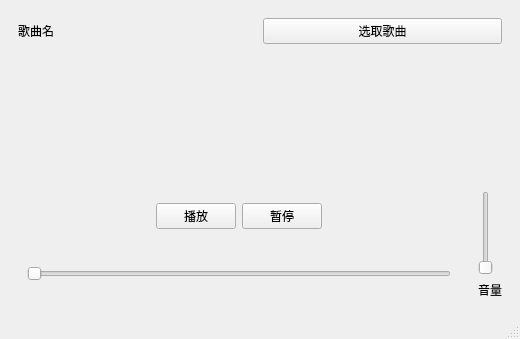
This is mainwindow.ui in WEI-F/MusicPlayer as Qt 5 draws it before an edit. The edited form follows.
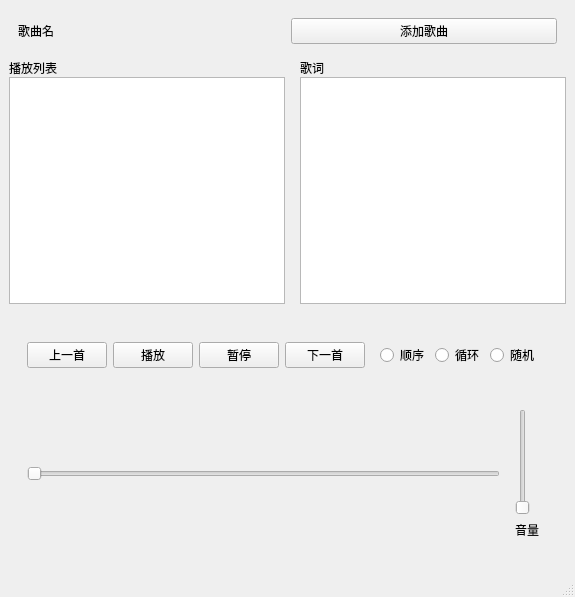
This is the edited form.

```diff
--- a/mainwindow.ui
+++ b/mainwindow.ui
@@ -6,10 +6,16 @@
    <rect>
     <x>0</x>
     <y>0</y>
-    <width>520</width>
-    <height>339</height>
+    <width>489</width>
+    <height>597</height>
    </rect>
   </property>
+  <property name="maximumSize">
+   <size>
+    <width>489</width>
+    <height>597</height>
+   </size>
+  </property>
   <property name="windowTitle">
    <string>MainWindow</string>
   </property>
@@ -31,7 +37,7 @@
           <cursorShape>PointingHandCursor</cursorShape>
          </property>
          <property name="text">
-          <string>选取歌曲</string>
+          <string>添加歌曲</string>
          </property>
         </widget>
        </item>
@@ -39,43 +45,23 @@
      </widget>
     </item>
     <item>
-     <spacer name="verticalSpacer">
-      <property name="orientation">
-       <enum>Qt::Orientation::Vertical</enum>
-      </property>
-      <property name="sizeHint" stdset="0">
-       <size>
-        <width>20</width>
-        <height>40</height>
-       </size>
-      </property>
-     </spacer>
-    </item>
-    <item>
-     <spacer name="verticalSpacer_2">
-      <property name="orientation">
-       <enum>Qt::Orientation::Vertical</enum>
-      </property>
-      <property name="sizeHint" stdset="0">
-       <size>
-        <width>20</width>
-        <height>40</height>
-       </size>
-      </property>
-     </spacer>
-    </item>
+     <widget class="QWidget" name="widget_7" native="true">
+      <layout class="QHBoxLayout" name="horizontalLayout_5">
+       <property name="leftMargin">
+        <number>0</number>
+       </property>
+       <property name="topMargin">
+        <number>0</number>
+       </property>
+       <property name="rightMargin">
+        <number>0</number>
+       </property>
+       <property name="bottomMargin">
+        <number>6</number>
+       </property>
     <item>
-     <widget class="QWidget" name="widget_4" native="true">
-      <property name="maximumSize">
-       <size>
-        <width>16777215</width>
-        <height>16777214</height>
-       </size>
-      </property>
-      <property name="cursor">
-       <cursorShape>ArrowCursor</cursorShape>
-      </property>
-      <layout class="QHBoxLayout" name="horizontalLayout_3">
+        <widget class="QWidget" name="widget_8" native="true">
+         <layout class="QVBoxLayout" name="verticalLayout_4">
        <property name="spacing">
         <number>0</number>
        </property>
@@ -91,8 +77,55 @@
        <property name="bottomMargin">
         <number>0</number>
        </property>
+          <item>
+           <widget class="QLabel" name="label_2">
+            <property name="text">
+             <string>播放列表</string>
+            </property>
+           </widget>
+          </item>
+          <item>
+           <widget class="QListWidget" name="songList"/>
+          </item>
+         </layout>
+        </widget>
+       </item>
+       <item>
+        <widget class="QWidget" name="widget_9" native="true">
+         <layout class="QVBoxLayout" name="verticalLayout_5">
+          <property name="spacing">
+           <number>0</number>
+          </property>
+          <property name="topMargin">
+           <number>0</number>
+          </property>
+          <property name="rightMargin">
+           <number>0</number>
+          </property>
+          <property name="bottomMargin">
+           <number>0</number>
+          </property>
+          <item>
+           <widget class="QLabel" name="label_3">
+            <property name="text">
+             <string>歌词</string>
+            </property>
+           </widget>
+          </item>
+          <item>
+           <widget class="QUndoView" name="songLyric"/>
+          </item>
+         </layout>
+        </widget>
+       </item>
+      </layout>
+     </widget>
+    </item>
        <item>
         <widget class="QWidget" name="widget_3" native="true">
+      <property name="layoutDirection">
+       <enum>Qt::LayoutDirection::LeftToRight</enum>
+      </property>
          <layout class="QVBoxLayout" name="verticalLayout">
           <item>
            <widget class="QWidget" name="widget_2" native="true">
@@ -110,6 +143,13 @@
                </property>
               </spacer>
              </item>
+          <item>
+           <widget class="QPushButton" name="previous">
+            <property name="text">
+             <string>上一首</string>
+            </property>
+           </widget>
+          </item>
              <item>
               <widget class="QPushButton" name="play">
                <property name="cursor">
@@ -130,6 +170,40 @@
                </property>
               </widget>
              </item>
+          <item>
+           <widget class="QPushButton" name="next">
+            <property name="text">
+             <string>下一首</string>
+            </property>
+           </widget>
+          </item>
+          <item>
+           <widget class="QWidget" name="widget_4" native="true">
+            <layout class="QHBoxLayout" name="horizontalLayout_3">
+             <item>
+              <widget class="QRadioButton" name="sequence">
+               <property name="text">
+                <string>顺序</string>
+               </property>
+              </widget>
+             </item>
+             <item>
+              <widget class="QRadioButton" name="loop">
+               <property name="text">
+                <string>循环</string>
+               </property>
+              </widget>
+             </item>
+             <item>
+              <widget class="QRadioButton" name="random">
+               <property name="text">
+                <string>随机</string>
+               </property>
+              </widget>
+             </item>
+            </layout>
+           </widget>
+          </item>
              <item>
               <spacer name="horizontalSpacer_2">
                <property name="orientation">
@@ -156,12 +230,6 @@
                </property>
               </widget>
              </item>
-            </layout>
-           </widget>
-          </item>
-         </layout>
-        </widget>
-       </item>
        <item>
         <widget class="QWidget" name="widget_6" native="true">
          <layout class="QVBoxLayout" name="verticalLayout_3">
@@ -187,6 +255,9 @@
     </item>
    </layout>
   </widget>
+    </item>
+   </layout>
+  </widget>
   <widget class="QMenuBar" name="menubar">
    <property name="geometry">
     <rect>
```
Left out of the diff: 2 changed lines with no effect on the pictures. Lines whose indentation alone changed are shown as unchanged.
